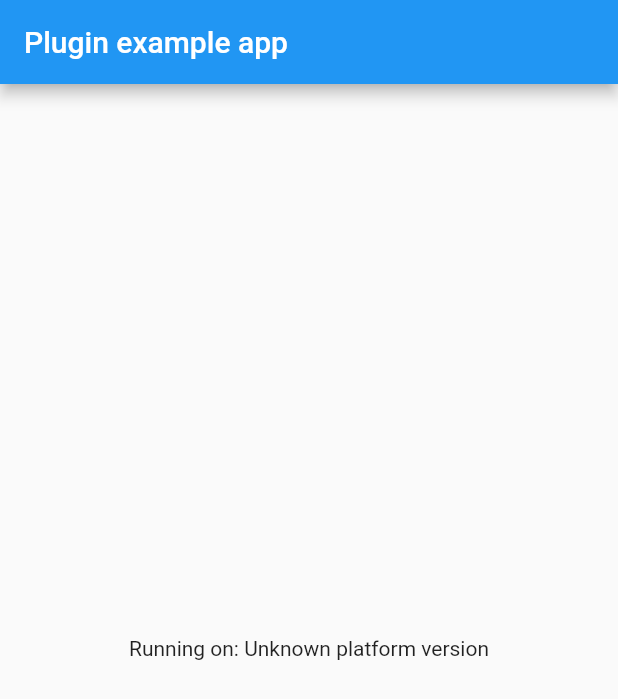
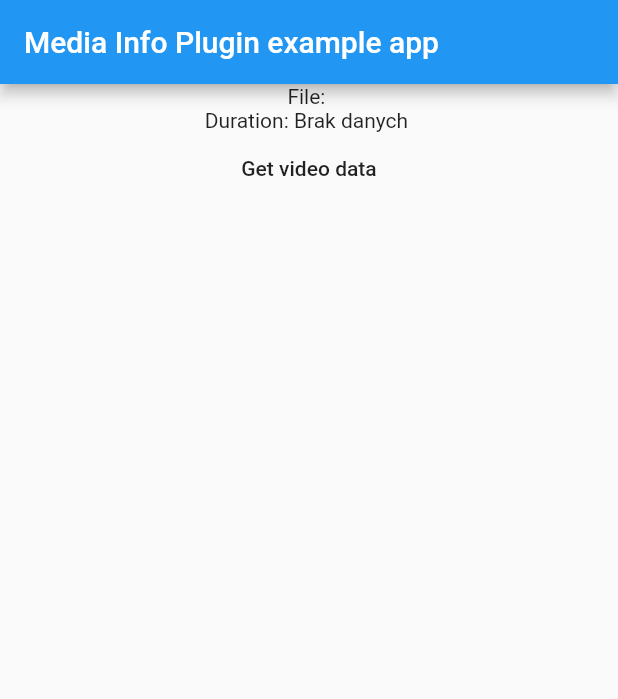
Before and after one commit to pcpl2/flutterMediainfo, a Flutter app: the screen it shows after launch, on a phone screen of 412 x 824 dp. Shown: the top 699 px of the screen. Run offline on Flutter 3.47's test engine with Material 2 defaults, Android fonts, the phone set to English and light mode, and no system bars; missing offline and left inert: dart:ffi, file_selector.

Commit message:
Implemented some functions.

```diff
--- a/example/lib/main.dart
+++ b/example/lib/main.dart
@@ -1,8 +1,9 @@
+import 'package:file_selector/file_selector.dart';
 import 'package:flutter/material.dart';
 import 'dart:async';
 
-import 'package:flutter/services.dart';
 import 'package:mediainfo/mediainfo.dart';
+import 'package:mediainfo/models/media_info_stream_type.dart';
 
 void main() {
   runApp(const MyApp());
@@ -16,34 +17,52 @@ class MyApp extends StatefulWidget {
 }
 
 class _MyAppState extends State<MyApp> {
-  String _platformVersion = 'Unknown';
+  String _fileName = "";
+  String _filePath = "";
+  String _videoDuration = "Brak danych ";
+
+  Future<void> _openMp4File(BuildContext context) async {
+    final XTypeGroup typeGroup = XTypeGroup(
+      label: 'videos',
+      extensions: <String>['mp4'],
+    );
+    final List<XFile> files =
+        await openFiles(acceptedTypeGroups: <XTypeGroup>[typeGroup]);
+    if (files.isEmpty) {
+      // Operation was canceled by the user.
+      return;
+    }
+    final XFile file = files[0];
+    final String fileName = file.name;
+    final String filePath = file.path;
+
+    setState(() {
+      _fileName = fileName;
+      _filePath = filePath;
+    });
+
+    getFileData();
+  }
 
   @override
   void initState() {
     super.initState();
-    initPlatformState();
   }
 
-  // Platform messages are asynchronous, so we initialize in an async method.
-  Future<void> initPlatformState() async {
-    String platformVersion;
-    // Platform messages may fail, so we use a try/catch PlatformException.
-    // We also handle the message potentially returning null.
-    try {
-      platformVersion =
-          await Mediainfo.platformVersion ?? 'Unknown platform version';
-    } on PlatformException {
-      platformVersion = 'Failed to get platform version.';
-    }
+  void getFileData() {
+    final mi = Mediainfo.init();
+    mi.quickLoad(_filePath);
 
-    // If the widget was removed from the tree while the asynchronous platform
-    // message was in flight, we want to discard the reply rather than calling
-    // setState to update our non-existent appearance.
-    if (!mounted) return;
+    final info_parameters = mi.option("Info_Parameters");
+    final info_codecs = mi.option("Info_Codecs");
+
+    final result = mi.getInfo(
+        MediaInfoStreamType.mediaInfoStreamVideo, 0, "Duration/String2");
 
     setState(() {
-      _platformVersion = platformVersion;
+      _videoDuration = result;
     });
+    mi.close();
   }
 
   @override
@@ -51,11 +70,23 @@ class _MyAppState extends State<MyApp> {
     return MaterialApp(
       home: Scaffold(
         appBar: AppBar(
-          title: const Text('Plugin example app'),
+          title: const Text('Media Info Plugin example app'),
         ),
         body: Center(
-          child: Text('Running on: $_platformVersion\n'),
-        ),
+            child: Column(
+          children: [
+            Column(
+              children: [
+                Text("File: $_fileName"),
+                Text("Duration: $_videoDuration"),
+                MaterialButton(
+                  onPressed: () => _openMp4File(context),
+                  child: const Text("Get video data"),
+                )
+              ],
+            ),
+          ],
+        )),
       ),
     );
   }
--- a/lib/mediainfo.dart
+++ b/lib/mediainfo.dart
@@ -1,4 +1,3 @@
-
 import 'dart:developer' as developer;
 
 import 'dart:async';
@@ -8,9 +7,41 @@ import 'package:flutter/services.dart';
 import "dart:ffi";
 
 import "package:ffi/ffi.dart";
+import 'package:mediainfo/models/media_info_exceptions.dart';
+import 'package:mediainfo/models/media_info_info_type.dart';
+import 'package:mediainfo/models/media_info_stream_type.dart';
+import 'package:mediainfo/models/media_info_functions.dart';
 import 'package:mediainfo/utils.dart';
 
+// ignore: slash_for_doc_comments
+/**
+ *     //Get() example
+    printString(__T("video:"));
+    printString(MI.Get(Stream_Video, 0, __T("CodecID")));
+    printString(MI.Get(Stream_Video, 0, __T("Duration/String2")));
+    printString(MI.Get(Stream_Video, 0, __T("Width")));
+    printString(MI.Get(Stream_Video, 0, __T("Height")));
+    printString(MI.Get(Stream_Video, 0, __T("FrameRate")));
+    printString(MI.Get(Stream_Video, 0, __T("FrameRate_Mode")));
+    printString(MI.Get(Stream_Video, 0, __T("BitRate/String")));
+    printString(__T("audio:"));
+    printString(MI.Get(Stream_Audio, 0, __T("CodecID")));
+    printString(MI.Get(Stream_Audio, 0, __T("BitRate/String")));
+    printString(MI.Get(Stream_Audio, 0, __T("SamplingRate/String")));
+ */
 class Mediainfo {
+  Pointer<Void>? _mi;
+
+  //Functions
+  late MediaInfoInit _mediaInfoInit;
+  late MediaInfoNewQuick _mediaInfoNewQuick;
+  late MediaInfoDelete _mediaInfoDelete;
+  late MediaInfoOpen _mediaInfoOpen;
+  late MediaInfoOption _mediaInfoOption;
+
+  ///...
+  late MediaInfoGet _mediaInfoGet;
+
   static const MethodChannel _channel = MethodChannel('mediainfo');
 
   static Future<String?> get platformVersion async {
@@ -23,8 +54,69 @@ class Mediainfo {
 
     try {
       final dylib = DynamicLibrary.open(dlPath);
+      _mediaInfoInit =
+          dylib.lookupFunction<MediaInfoANew, MediaInfoInit>("MediaInfoA_New");
+      _mediaInfoNewQuick =
+          dylib.lookupFunction<MediaInfoNewQuick, MediaInfoNewQuick>(
+              "MediaInfoA_New_Quick");
+      _mediaInfoDelete =
+          dylib.lookupFunction<MediaInfoADelete, MediaInfoDelete>(
+              "MediaInfoA_Delete");
+      _mediaInfoOpen = dylib
+          .lookupFunction<MediaInfoAOpen, MediaInfoOpen>("MediaInfoA_Open");
+
+      _mediaInfoGet =
+          dylib.lookupFunction<MediaInfoAGet, MediaInfoGet>("MediaInfoA_Get");
+
+      _mediaInfoOption =
+          dylib.lookupFunction<MediaInfoAOption, MediaInfoOption>(
+              "MediaInfoA_Option");
     } on Exception catch (e) {
       developer.log(e.toString());
     }
   }
+
+  void quickLoad(String path, {String options = ""}) {
+    if (_mi != null) {
+      throw MediaInfoInstanceHasExist();
+    }
+
+    _mi = _mediaInfoNewQuick(path.toNativeUtf8(), options.toNativeUtf8());
+  }
+
+  String option(String option, {String value = ""}) {
+    if (_mi == null) {
+      throw NotLoadedMediaInfoInstance();
+    }
+    return _mediaInfoOption(_mi!, option.toNativeUtf8(), value.toNativeUtf8())
+        .toDartString();
+  }
+
+  String getInfo(
+    MediaInfoStreamType streamType,
+    int streamNumber,
+    String parameter, {
+    MediaInfoInfoType kindOfInfo = MediaInfoInfoType.mediaInfoInfoText,
+    MediaInfoInfoType kindOfSearch = MediaInfoInfoType.mediaInfoInfoName,
+  }) {
+    if (_mi == null) {
+      throw NotLoadedMediaInfoInstance();
+    }
+    return _mediaInfoGet(
+      _mi!,
+      streamType.index,
+      streamNumber,
+      parameter.toNativeUtf8(),
+      kindOfInfo.index,
+      kindOfSearch.index,
+    ).toDartString();
+  }
+
+  void close() {
+    if (_mi == null) {
+      throw NotLoadedMediaInfoInstance();
+    }
+
+    _mediaInfoDelete(_mi!);
+  }
 }
--- /dev/null
+++ b/lib/models/media_info_exceptions.dart
@@ -0,0 +1,7 @@
+class NotLoadedMediaInfoInstance implements Exception {
+  NotLoadedMediaInfoInstance();
+}
+
+class MediaInfoInstanceHasExist implements Exception {
+  MediaInfoInstanceHasExist();
+}
--- /dev/null
+++ b/lib/models/media_info_functions.dart
@@ -0,0 +1,173 @@
+import 'dart:ffi';
+
+import 'package:ffi/ffi.dart';
+
+//void*           __stdcall MediaInfoA_New ()
+typedef MediaInfoANew = Pointer<Void> Function();
+typedef MediaInfoInit = Pointer<Void> Function();
+
+//void*           __stdcall MediaInfoA_New_Quick (const char* File, const char* Options)
+typedef MediaInfoANewQuick = Pointer<Void> Function(
+  Pointer<Utf8> file,
+  Pointer<Utf8> options,
+);
+typedef MediaInfoNewQuick = Pointer<Void> Function(
+  Pointer<Utf8> file,
+  Pointer<Utf8> options,
+);
+
+//void            __stdcall MediaInfoA_Delete (void* Handle)
+typedef MediaInfoADelete = Void Function(
+  Pointer<Void> handle,
+);
+typedef MediaInfoDelete = void Function(
+  Pointer<Void> handle,
+);
+
+//size_t          __stdcall MediaInfoA_Open (void* Handle, const char* File)
+typedef MediaInfoAOpen = Uint32 Function(
+  Pointer<Void> handle,
+  Pointer<Utf8> file,
+);
+typedef MediaInfoOpen = int Function(
+  Pointer<Void> handle,
+  Pointer<Utf8> file,
+);
+
+//size_t          __stdcall MediaInfoA_Open_Buffer (void* Handle, const unsigned char* Begin, size_t  Begin_Size, const unsigned char* End, size_t  End_Size)
+typedef MediaInfoAOpenBuffer = Uint32 Function(
+  Pointer<Void> handle,
+  Pointer<Utf8> begin,
+  Uint32 beginSize,
+  Pointer<Utf8> end,
+  Uint32 endSize,
+);
+typedef MediaInfoOpenBuffer = int Function(
+  Pointer<Void> handle,
+  Pointer<Utf8> begin,
+  int beginSize,
+  Pointer<Utf8> end,
+  int endSize,
+);
+
+//const char*     __stdcall MediaInfoA_Get (void* Handle, MediaInfo_stream_t StreamKind, size_t StreamNumber, const char* Parameter, MediaInfo_info_C KindOfInfo, MediaInfo_info_C KindOfSearch)
+typedef MediaInfoAGet = Pointer<Utf8> Function(
+  Pointer<Void> handle,
+  Uint32 streamKind,
+  Uint32 streamNumber,
+  Pointer<Utf8> parameter,
+  Uint32 kindOfInfo,
+  Uint32 kindOfSearch,
+);
+typedef MediaInfoGet = Pointer<Utf8> Function(
+  Pointer<Void> handle,
+  int streamKind,
+  int streamNumber,
+  Pointer<Utf8> parameter,
+  int kindOfInfo,
+  int kindOfSearch,
+);
+
+//TODO
+/*
+size_t          __stdcall MediaInfoA_Open_Buffer_Init (void* Handle, MediaInfo_int64u File_Size, MediaInfo_int64u File_Offset)
+{
+    return MediaInfo_Open_Buffer_Init(Handle, File_Size, File_Offset);
+}
+
+size_t          __stdcall MediaInfoA_Open_Buffer_Continue (void* Handle, MediaInfo_int8u* Buffer, size_t Buffer_Size)
+{
+    return MediaInfo_Open_Buffer_Continue(Handle, Buffer, Buffer_Size);
+}
+
+MediaInfo_int64u __stdcall MediaInfoA_Open_Buffer_Continue_GoTo_Get (void* Handle)
+{
+    return MediaInfo_Open_Buffer_Continue_GoTo_Get(Handle);
+}
+
+size_t          __stdcall MediaInfoA_Open_Buffer_Finalize (void* Handle)
+{
+    return MediaInfo_Open_Buffer_Finalize(Handle);
+}
+
+size_t          __stdcall MediaInfoA_Open_NextPacket (void* Handle)
+{
+    return MediaInfo_Open_NextPacket(Handle);
+}
+
+size_t          __stdcall MediaInfoA_Save (void* Handle)
+{
+    return MediaInfo_Save(Handle);
+}
+
+void            __stdcall MediaInfoA_Close (void* Handle)
+{
+    MediaInfo_Close(Handle);
+}
+
+const char*     __stdcall MediaInfoA_Inform (void* Handle, size_t Reserved)
+{
+        return WC2MB(Handle, MediaInfo_Inform(Handle, 0));
+}
+
+const char*     __stdcall MediaInfoA_GetI (void* Handle, MediaInfo_stream_t StreamKind, size_t StreamNumber, size_t  Parameter, MediaInfo_info_C KindOfInfo)
+{
+    return WC2MB(Handle, MediaInfo_GetI(Handle, StreamKind, StreamNumber, Parameter, KindOfInfo));
+}
+
+const char*     __stdcall MediaInfoA_Get (void* Handle, MediaInfo_stream_t StreamKind, size_t StreamNumber, const char* Parameter, MediaInfo_info_C KindOfInfo, MediaInfo_info_C KindOfSearch)
+{
+    return WC2MB(Handle, MediaInfo_Get(Handle, StreamKind, StreamNumber, MB2WC(Handle, 0, Parameter), KindOfInfo, KindOfSearch));
+}
+
+size_t          __stdcall MediaInfoA_SetI (void* Handle, const char* ToSet, MediaInfo_stream_t StreamKind, size_t StreamNumber, size_t  Parameter, const char* OldParameter)
+{
+    return MediaInfo_SetI(Handle, MB2WC(Handle, 0, ToSet), StreamKind, StreamNumber, Parameter, MB2WC(Handle, 1, OldParameter));
+}
+
+size_t          __stdcall MediaInfoA_Set (void* Handle, const char* ToSet, MediaInfo_stream_t StreamKind, size_t StreamNumber, const char* Parameter, const char* OldParameter)
+{
+    return MediaInfo_Set(Handle, MB2WC(Handle, 0, ToSet), StreamKind, StreamNumber, MB2WC(Handle, 1, Parameter), MB2WC(Handle, 2, OldParameter));
+}
+
+size_t          __stdcall MediaInfoA_Output_Buffer_Get (void* Handle, const char* Value)
+{
+    return MediaInfo_Output_Buffer_Get(Handle, MB2WC(Handle, 0, Value));
+}
+
+size_t          __stdcall MediaInfoA_Output_Buffer_GetI (void* Handle, size_t Pos)
+{
+    return MediaInfo_Output_Buffer_GetI(Handle, Pos);
+}
+
+const char*     __stdcall MediaInfoA_Option (void* Handle, const char* Option, const char* Value)
+{
+    return WC2MB(Handle, MediaInfo_Option(Handle, MB2WC(Handle, 0, Option), MB2WC(Handle, 1, Value)));
+}
+*/
+//const char*     __stdcall MediaInfoA_Option (void* Handle, const char* Option, const char* Value)
+typedef MediaInfoAOption = Pointer<Utf8> Function(
+  Pointer<Void> handle,
+  Pointer<Utf8> option,
+  Pointer<Utf8> value,
+);
+typedef MediaInfoOption = Pointer<Utf8> Function(
+  Pointer<Void> handle,
+  Pointer<Utf8> option,
+  Pointer<Utf8> value,
+);
+/*
+
+size_t          __stdcall MediaInfoA_State_Get(void* Handle)
+{
+    return MediaInfo_State_Get(Handle);
+}
+
+size_t          __stdcall MediaInfoA_Count_Get(void* Handle, MediaInfo_stream_t StreamKind, size_t StreamNumber)
+{
+    return MediaInfo_Count_Get(Handle, StreamKind, StreamNumber);
+}
+*/
+
+//TODO Dyamic load functions
+void loadFromDylib(DynamicLibrary dylib) {}
--- /dev/null
+++ b/lib/models/media_info_info_type.dart
@@ -0,0 +1,11 @@
+enum MediaInfoInfoType {
+  mediaInfoInfoName,
+  mediaInfoInfoText,
+  mediaInfoInfoMeasure,
+  mediaInfoInfoOptions,
+  mediaInfoInfoNameText,
+  mediaInfoInfoMeasureText,
+  mediaInfoInfoInfo,
+  mediaInfoInfoHowTo,
+  mediaInfoInfoMax,
+}
--- /dev/null
+++ b/lib/models/media_info_stream_type.dart
@@ -0,0 +1,10 @@
+enum MediaInfoStreamType {
+  mediaInfoStreamGeneral,
+  mediaInfoStreamVideo,
+  mediaInfoStreamAudio,
+  mediaInfoStreamText,
+  mediaInfoStreamOther,
+  mediaInfoStreamImage,
+  mediaInfoStreamMenu,
+  mediaInfoStreamMax,
+}
--- a/pubspec.yaml
+++ b/pubspec.yaml
@@ -34,7 +34,6 @@ flutter:
         pluginClass: MediainfoPlugin
       windows:
         pluginClass: MediainfoPlugin
-
   # To add assets to your plugin package, add an assets section, like this:
   # assets:
   #   - images/a_dot_burr.jpeg
```
Also changed, not shown: example/pubspec.yaml (+4 -4 lines), example/pubspec.lock, 13 other files.
